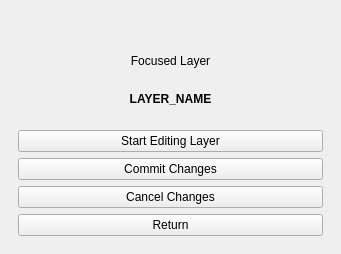
Qt form tygron_dockwidget_base.ui (Memz-Dev/tygron-qgis) before a commit.
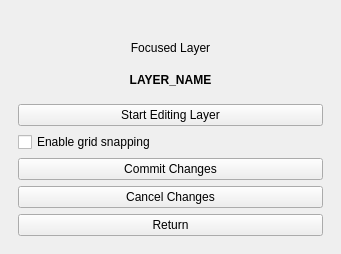
The same form after that commit. Custom widgets are drawn as their Qt base class.

Commit message: init checkbox connection and ignore import warnings

Diff of the .ui file:
```diff
--- a/tygron_dockwidget_base.ui
+++ b/tygron_dockwidget_base.ui
@@ -369,6 +369,13 @@
           </property>
          </widget>
         </item>
+        <item>
+         <widget class="QCheckBox" name="LayerControlSnapping">
+          <property name="text">
+           <string>Enable grid snapping</string>
+          </property>
+         </widget>
+        </item>
         <item>
          <widget class="QPushButton" name="LayerControlCommit">
           <property name="text">
```
The commit also changes 2 other files.
